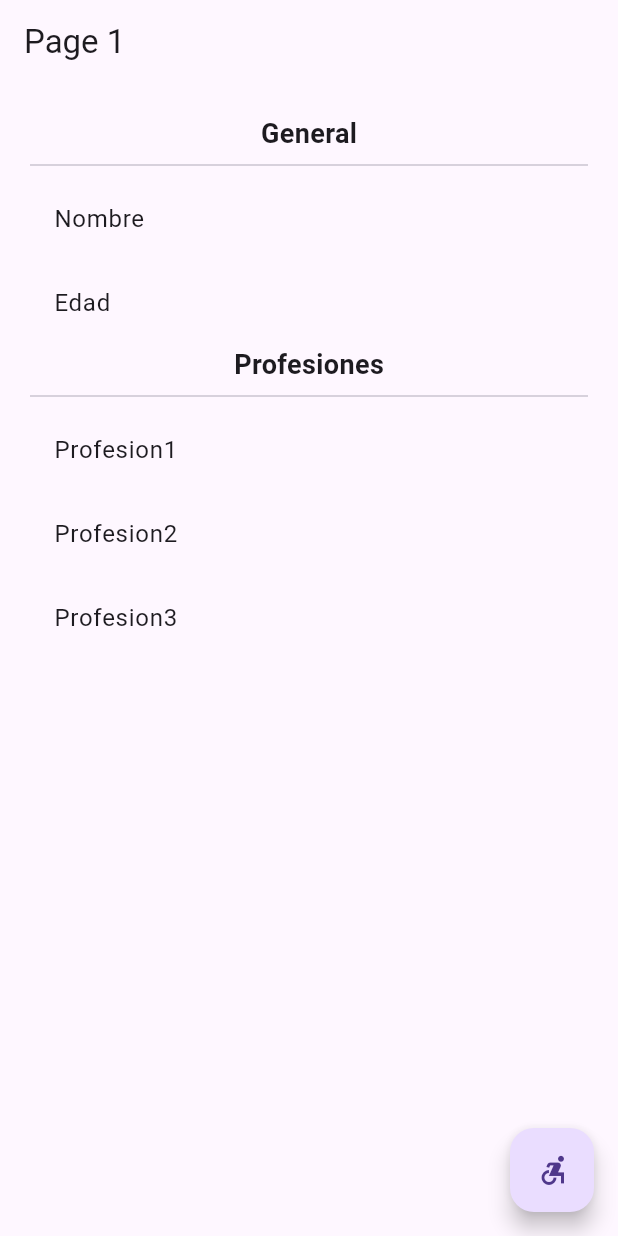
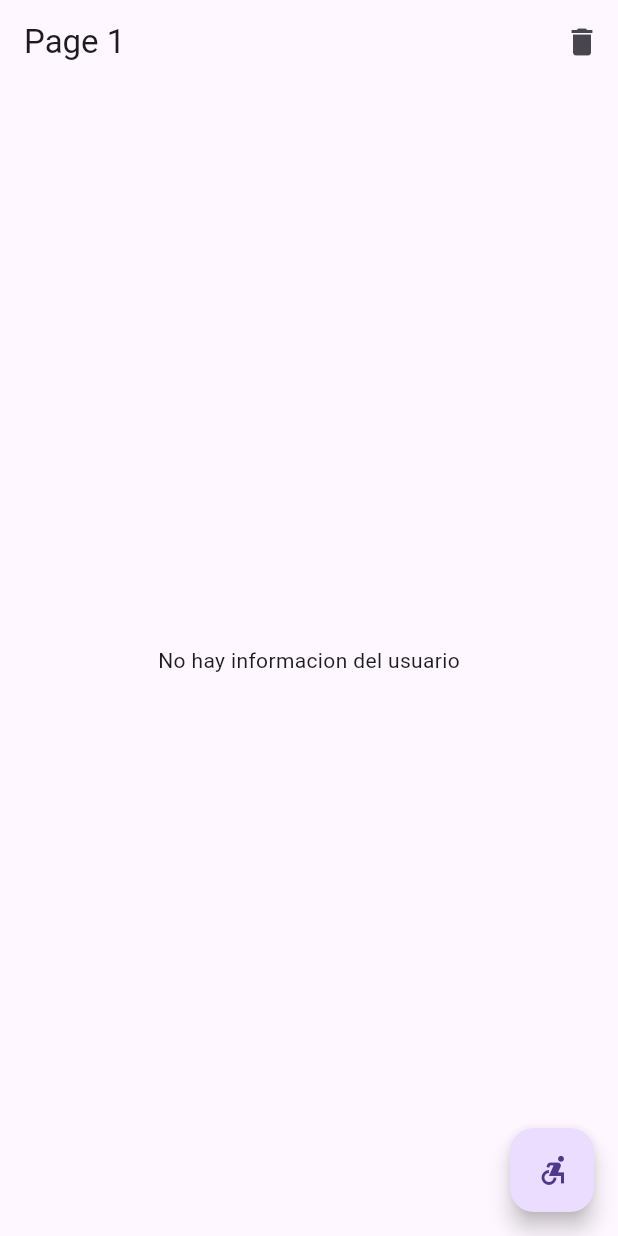
Before and after one commit to JulianOjea/flutter_states, a Flutter app: the screen it shows after launch, on a phone screen of 412 x 824 dp. Run offline on Flutter 3.47's test engine with Material 3 defaults, Android fonts, the phone set to English and light mode, and no system bars; our stand-ins replace flutter_bloc.

```diff
--- /dev/null
+++ b/lib/bloc/user/user_state.dart
@@ -0,0 +1,20 @@
+part of 'user_cubit.dart';
+
+@immutable
+abstract class UserState {}
+
+class UserInitial extends UserState {
+  final existsUser = false;
+
+  // @override
+  // String toString() {
+  //   return 'UserInitial: no existe usuario, esta en $existsUser';
+  // }
+}
+
+class UserActive extends UserState {
+  final existsUser = true;
+  final User user;
+
+  UserActive(this.user);
+}
--- a/lib/main.dart
+++ b/lib/main.dart
@@ -1,4 +1,6 @@
 import 'package:flutter/material.dart';
+import 'package:flutter_bloc/flutter_bloc.dart';
+import 'package:flutter_states/bloc/user/user_cubit.dart';
 import 'package:flutter_states/pages/page1_page.dart';
 import 'package:flutter_states/pages/page2_page.dart';
 
@@ -9,7 +11,13 @@ class MyApp extends StatelessWidget {
 
   @override
   Widget build(BuildContext context) {
-    return MaterialApp(
+    return MultiBlocProvider(
+      providers: [
+        BlocProvider(
+          create: (_) => new UserCubit(),
+        )
+      ],
+      child: MaterialApp(
         debugShowCheckedModeBanner: false,
         title: 'Material App',
         initialRoute: 'page1',
@@ -17,6 +25,7 @@ class MyApp extends StatelessWidget {
           'page1': (_) => Page1Page(),
           'page2': (_) => Page2Page(),
         },
+      ),
     );
   }
 }
--- a/lib/models/user.dart
+++ b/lib/models/user.dart
@@ -1,12 +1,18 @@
 // ignore_for_file: public_member_api_docs, sort_constructors_first
 class User {
-  String name;
-  int age;
-  List<String> professions;
+  final String name;
+  final int age;
+  final List<String> professions;
 
   User({
     required this.name,
     required this.age,
     required this.professions,
   });
+
+  User copyWith({String? name, int? age, List<String>? professions}) => User(
+        name: name ?? this.name,
+        age: age ?? this.age,
+        professions: professions ?? this.professions,
+      );
 }
--- a/lib/pages/page1_page.dart
+++ b/lib/pages/page1_page.dart
@@ -1,4 +1,9 @@
+// ignore_for_file: public_member_api_docs, sort_constructors_first
 import 'package:flutter/material.dart';
+import 'package:flutter_bloc/flutter_bloc.dart';
+
+import 'package:flutter_states/bloc/user/user_cubit.dart';
+import 'package:flutter_states/models/user.dart';
 
 class Page1Page extends StatelessWidget {
   const Page1Page({super.key});
@@ -8,8 +13,13 @@ class Page1Page extends StatelessWidget {
     return Scaffold(
       appBar: AppBar(
         title: const Text('Page 1'),
+        actions: [
+          IconButton(
+              onPressed: () => context.read<UserCubit>().deleteUser(),
+              icon: Icon(Icons.delete))
+        ],
       ),
-      body: const UserData(),
+      body: const BodyScaffold(),
       floatingActionButton: FloatingActionButton(
         child: const Icon(Icons.accessible_forward_sharp),
         onPressed: () {
@@ -20,10 +30,46 @@ class Page1Page extends StatelessWidget {
   }
 }
 
-class UserData extends StatelessWidget {
-  const UserData({
+class BodyScaffold extends StatelessWidget {
+  const BodyScaffold({
     super.key,
   });
+
+  @override
+  Widget build(BuildContext context) {
+    return BlocBuilder<UserCubit, UserState>(
+      builder: (_, state) {
+        switch (state.runtimeType) {
+          case UserInitial:
+            return const Center(
+              child: Text('No hay informacion del usuario'),
+            );
+          case UserActive:
+            return UserData(user: (state as UserActive).user);
+          default:
+            return const Center(child: Text('Estado no reconocido'));
+        }
+
+        // if (state is UserInitial) {
+        //   return const Center(
+        //     child: Text('No hay informacion del usuario'),
+        //   );
+        // } else if (state is UserActive) {
+        //   return UserData(user: state.user);
+        // } else {
+        //   return const Center(child: Text('Estado no reconocido'));
+        // }
+      },
+    );
+  }
+}
+
+class UserData extends StatelessWidget {
+  final User user;
+  const UserData({
+    Key? key,
+    required this.user,
+  }) : super(key: key);
 
   @override
   Widget build(BuildContext context) {
@@ -32,23 +78,21 @@ class UserData extends StatelessWidget {
           .infinity, // el infinity es para que coja todo el tamaño que pueda
       width: double.infinity,
       padding: const EdgeInsets.all(20.0),
-      child: const Column(
+      child: Column(
         children: [
-          Text(
+          const Text(
             'General',
             style: TextStyle(fontSize: 18, fontWeight: FontWeight.bold),
           ),
-          Divider(),
-          ListTile(title: Text('Nombre')),
-          ListTile(title: Text('Edad')),
-          Text(
+          const Divider(),
+          ListTile(title: Text('Nombre: ${user.name}')),
+          ListTile(title: Text('Edad: ${user.age}')),
+          const Text(
             'Profesiones',
             style: TextStyle(fontSize: 18, fontWeight: FontWeight.bold),
           ),
-          Divider(),
-          ListTile(title: Text('Profesion1')),
-          ListTile(title: Text('Profesion2')),
-          ListTile(title: Text('Profesion3')),
+          const Divider(),
+          ...user.professions.map((e) => ListTile(title: Text(e))).toList()
         ],
       ),
     );
--- a/pubspec.yaml
+++ b/pubspec.yaml
@@ -9,6 +9,7 @@ environment:
 dependencies:
   flutter:
     sdk: flutter
+  flutter_bloc: ^8.1.3
 
 dev_dependencies:
   flutter_test:
```
Also changed, not shown: lib/bloc/user/user_cubit.dart (added, +40 -0 lines), lib/pages/page2_page.dart (+18 -3 lines), pubspec.lock. Lines whose indentation alone changed are shown as unchanged.
